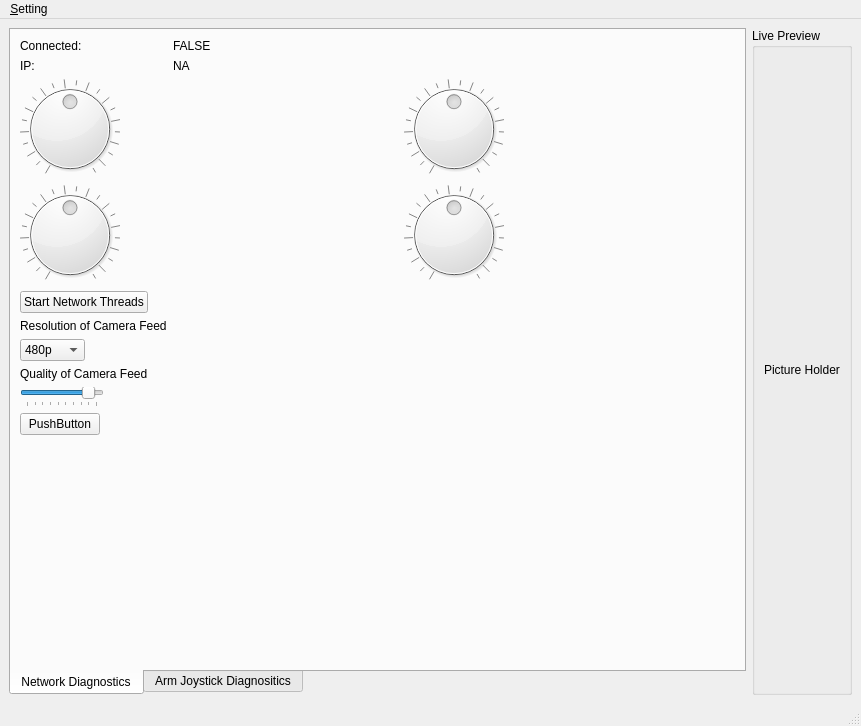
This is src/Main Window.ui in Uvic-Robotics-Club/RoverArm as Qt 5 draws it before an edit. The edited form follows.
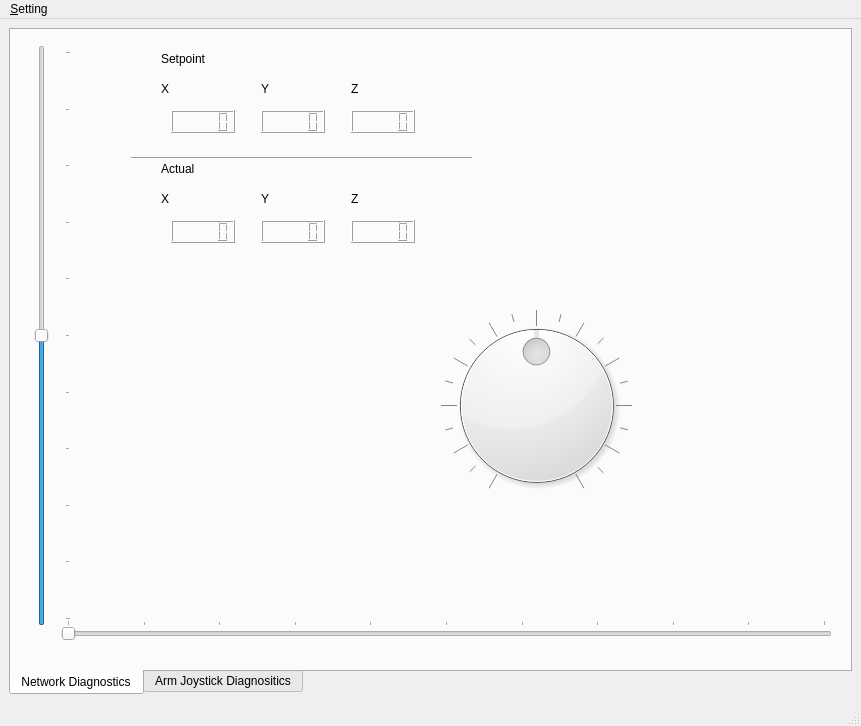
This is the edited form. The open tabs and pages were chosen to show the change.

The edit to the form file:
```diff
--- a/src/Main Window.ui
+++ b/src/Main Window.ui
@@ -15,22 +15,6 @@
   </property>
   <widget class="QWidget" name="centralwidget">
    <layout class="QGridLayout" name="gridLayout">
-    <item row="0" column="2">
-     <widget class="QGroupBox" name="groupBox_2">
-      <property name="title">
-       <string>Live Preview</string>
-      </property>
-      <layout class="QVBoxLayout" name="verticalLayout">
-       <item>
-        <widget class="QLabel" name="ImageLabel">
-         <property name="text">
-          <string>Picture Holder</string>
-         </property>
-        </widget>
-       </item>
-      </layout>
-     </widget>
-    </item>
     <item row="0" column="1">
      <widget class="QTabWidget" name="tabWidget_3">
       <property name="tabPosition">
@@ -46,191 +30,258 @@
        <attribute name="title">
         <string>Network Diagnostics</string>
        </attribute>
-       <layout class="QFormLayout" name="formLayout">
-        <property name="fieldGrowthPolicy">
-         <enum>QFormLayout::AllNonFixedFieldsGrow</enum>
+       <widget class="QSlider" name="horizontalSlider">
+        <property name="geometry">
+         <rect>
+          <x>50</x>
+          <y>590</y>
+          <width>771</width>
+          <height>20</height>
+         </rect>
         </property>
-        <item row="0" column="0">
-         <widget class="QLabel" name="connected_label">
-          <property name="text">
-           <string>Connected:</string>
-          </property>
-         </widget>
-        </item>
-        <item row="0" column="1">
-         <widget class="QLabel" name="connected_value">
-          <property name="text">
-           <string>FALSE</string>
-          </property>
-         </widget>
-        </item>
-        <item row="2" column="0">
-         <widget class="QLabel" name="IP_label">
-          <property name="text">
-           <string>IP:</string>
-          </property>
-         </widget>
-        </item>
-        <item row="2" column="1">
-         <widget class="QLabel" name="IP_value">
-          <property name="text">
-           <string>NA</string>
-          </property>
-         </widget>
-        </item>
-        <item row="4" column="0">
-         <widget class="QDial" name="top_left_dial">
-          <property name="minimum">
-           <number>-255</number>
-          </property>
-          <property name="maximum">
-           <number>255</number>
-          </property>
-          <property name="wrapping">
-           <bool>false</bool>
-          </property>
-          <property name="notchTarget">
-           <double>25.000000000000000</double>
-          </property>
-          <property name="notchesVisible">
-           <bool>true</bool>
-          </property>
-         </widget>
-        </item>
-        <item row="4" column="1">
-         <widget class="QDial" name="top_right_dial">
-          <property name="minimum">
-           <number>-255</number>
-          </property>
-          <property name="maximum">
-           <number>255</number>
-          </property>
-          <property name="notchTarget">
-           <double>25.000000000000000</double>
-          </property>
-          <property name="notchesVisible">
-           <bool>true</bool>
-          </property>
-         </widget>
-        </item>
-        <item row="5" column="0">
-         <widget class="QDial" name="bot_left_dial">
-          <property name="minimum">
-           <number>-255</number>
-          </property>
-          <property name="maximum">
-           <number>255</number>
-          </property>
-          <property name="notchTarget">
-           <double>25.000000000000000</double>
-          </property>
-          <property name="notchesVisible">
-           <bool>true</bool>
-          </property>
-         </widget>
-        </item>
-        <item row="5" column="1">
-         <widget class="QDial" name="bot_right_dial">
-          <property name="minimum">
-           <number>-255</number>
-          </property>
-          <property name="maximum">
-           <number>255</number>
-          </property>
-          <property name="notchTarget">
-           <double>25.000000000000000</double>
-          </property>
-          <property name="notchesVisible">
-           <bool>true</bool>
-          </property>
-         </widget>
-        </item>
-        <item row="6" column="0">
-         <widget class="QPushButton" name="startNetworkThread">
-          <property name="text">
-           <string>Start Network Threads</string>
-          </property>
-         </widget>
-        </item>
-        <item row="8" column="0">
-         <widget class="QComboBox" name="qualityComboBox">
-          <property name="currentIndex">
-           <number>2</number>
-          </property>
-          <item>
-           <property name="text">
-            <string>1080p</string>
-           </property>
-          </item>
-          <item>
-           <property name="text">
-            <string>720p</string>
-           </property>
-          </item>
-          <item>
-           <property name="text">
-            <string>480p</string>
-           </property>
-          </item>
-          <item>
-           <property name="text">
-            <string>360p</string>
-           </property>
-          </item>
-          <item>
-           <property name="text">
-            <string>240p</string>
-           </property>
-          </item>
-         </widget>
-        </item>
-        <item row="7" column="0">
-         <widget class="QLabel" name="label">
-          <property name="text">
-           <string>Resolution of Camera Feed</string>
-          </property>
-         </widget>
-        </item>
-        <item row="9" column="0">
-         <widget class="QLabel" name="label_2">
-          <property name="text">
-           <string>Quality of Camera Feed</string>
-          </property>
-         </widget>
-        </item>
-        <item row="10" column="0">
-         <widget class="QSlider" name="qualitySlider">
-          <property name="minimum">
-           <number>10</number>
-          </property>
-          <property name="maximum">
-           <number>100</number>
-          </property>
-          <property name="singleStep">
-           <number>10</number>
-          </property>
-          <property name="value">
-           <number>90</number>
-          </property>
-          <property name="orientation">
-           <enum>Qt::Horizontal</enum>
-          </property>
-          <property name="tickPosition">
-           <enum>QSlider::TicksBelow</enum>
-          </property>
-          <property name="tickInterval">
-           <number>10</number>
-          </property>
-         </widget>
-        </item>
-        <item row="11" column="0">
-         <widget class="QPushButton" name="pushButton">
-          <property name="text">
-           <string>PushButton</string>
-          </property>
-         </widget>
-        </item>
-       </layout>
+        <property name="maximum">
+         <number>100</number>
+        </property>
+        <property name="orientation">
+         <enum>Qt::Horizontal</enum>
+        </property>
+        <property name="tickPosition">
+         <enum>QSlider::TicksAbove</enum>
+        </property>
+        <property name="tickInterval">
+         <number>10</number>
+        </property>
+       </widget>
+       <widget class="QSlider" name="verticalSlider">
+        <property name="geometry">
+         <rect>
+          <x>9</x>
+          <y>15</y>
+          <width>51</width>
+          <height>581</height>
+         </rect>
+        </property>
+        <property name="maximum">
+         <number>100</number>
+        </property>
+        <property name="value">
+         <number>50</number>
+        </property>
+        <property name="orientation">
+         <enum>Qt::Vertical</enum>
+        </property>
+        <property name="tickPosition">
+         <enum>QSlider::TicksBelow</enum>
+        </property>
+        <property name="tickInterval">
+         <number>10</number>
+        </property>
+       </widget>
+       <widget class="QDial" name="dial">
+        <property name="geometry">
+         <rect>
+          <x>430</x>
+          <y>280</y>
+          <width>191</width>
+          <height>191</height>
+         </rect>
+        </property>
+        <property name="minimum">
+         <number>0</number>
+        </property>
+        <property name="maximum">
+         <number>100</number>
+        </property>
+        <property name="value">
+         <number>50</number>
+        </property>
+        <property name="wrapping">
+         <bool>false</bool>
+        </property>
+        <property name="notchTarget">
+         <double>10.000000000000000</double>
+        </property>
+        <property name="notchesVisible">
+         <bool>true</bool>
+        </property>
+       </widget>
+       <widget class="QLCDNumber" name="setpoint_x_LCD">
+        <property name="geometry">
+         <rect>
+          <x>160</x>
+          <y>80</y>
+          <width>64</width>
+          <height>23</height>
+         </rect>
+        </property>
+       </widget>
+       <widget class="QLCDNumber" name="setpoint_y_LCD">
+        <property name="geometry">
+         <rect>
+          <x>250</x>
+          <y>80</y>
+          <width>64</width>
+          <height>23</height>
+         </rect>
+        </property>
+       </widget>
+       <widget class="QLCDNumber" name="setpoint_z_LCD">
+        <property name="geometry">
+         <rect>
+          <x>340</x>
+          <y>80</y>
+          <width>64</width>
+          <height>23</height>
+         </rect>
+        </property>
+       </widget>
+       <widget class="QLabel" name="label">
+        <property name="geometry">
+         <rect>
+          <x>150</x>
+          <y>50</y>
+          <width>67</width>
+          <height>17</height>
+         </rect>
+        </property>
+        <property name="text">
+         <string>X</string>
+        </property>
+       </widget>
+       <widget class="QLabel" name="label_2">
+        <property name="geometry">
+         <rect>
+          <x>250</x>
+          <y>50</y>
+          <width>67</width>
+          <height>17</height>
+         </rect>
+        </property>
+        <property name="text">
+         <string>Y</string>
+        </property>
+       </widget>
+       <widget class="QLabel" name="label_8">
+        <property name="geometry">
+         <rect>
+          <x>340</x>
+          <y>50</y>
+          <width>67</width>
+          <height>17</height>
+         </rect>
+        </property>
+        <property name="text">
+         <string>Z</string>
+        </property>
+       </widget>
+       <widget class="Line" name="line">
+        <property name="geometry">
+         <rect>
+          <x>120</x>
+          <y>120</y>
+          <width>341</width>
+          <height>16</height>
+         </rect>
+        </property>
+        <property name="orientation">
+         <enum>Qt::Horizontal</enum>
+        </property>
+       </widget>
+       <widget class="QLabel" name="label_9">
+        <property name="geometry">
+         <rect>
+          <x>150</x>
+          <y>20</y>
+          <width>67</width>
+          <height>17</height>
+         </rect>
+        </property>
+        <property name="text">
+         <string>Setpoint</string>
+        </property>
+       </widget>
+       <widget class="QLabel" name="label_10">
+        <property name="geometry">
+         <rect>
+          <x>150</x>
+          <y>130</y>
+          <width>67</width>
+          <height>17</height>
+         </rect>
+        </property>
+        <property name="text">
+         <string>Actual</string>
+        </property>
+       </widget>
+       <widget class="QLCDNumber" name="actual_y_LCD">
+        <property name="geometry">
+         <rect>
+          <x>250</x>
+          <y>190</y>
+          <width>64</width>
+          <height>23</height>
+         </rect>
+        </property>
+       </widget>
+       <widget class="QLabel" name="label_11">
+        <property name="geometry">
+         <rect>
+          <x>250</x>
+          <y>160</y>
+          <width>67</width>
+          <height>17</height>
+         </rect>
+        </property>
+        <property name="text">
+         <string>Y</string>
+        </property>
+       </widget>
+       <widget class="QLabel" name="label_12">
+        <property name="geometry">
+         <rect>
+          <x>340</x>
+          <y>160</y>
+          <width>67</width>
+          <height>17</height>
+         </rect>
+        </property>
+        <property name="text">
+         <string>Z</string>
+        </property>
+       </widget>
+       <widget class="QLCDNumber" name="actual_z_LCD">
+        <property name="geometry">
+         <rect>
+          <x>340</x>
+          <y>190</y>
+          <width>64</width>
+          <height>23</height>
+         </rect>
+        </property>
+       </widget>
+       <widget class="QLCDNumber" name="actual_x_LCD">
+        <property name="geometry">
+         <rect>
+          <x>160</x>
+          <y>190</y>
+          <width>64</width>
+          <height>23</height>
+         </rect>
+        </property>
+       </widget>
+       <widget class="QLabel" name="label_13">
+        <property name="geometry">
+         <rect>
+          <x>150</x>
+          <y>160</y>
+          <width>67</width>
+          <height>17</height>
+         </rect>
+        </property>
+        <property name="text">
+         <string>X</string>
+        </property>
+       </widget>
       </widget>
       <widget class="QWidget" name="tab">
        <attribute name="title">
```
Left out of the diff: 55 changed lines with no effect on the pictures.
